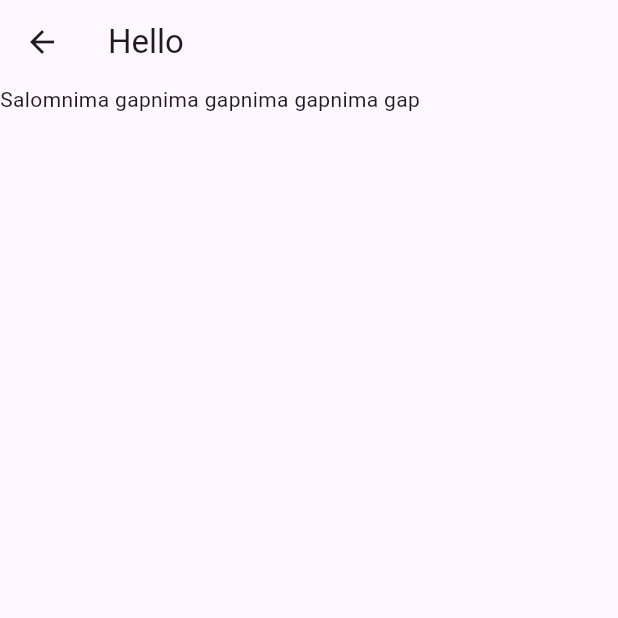
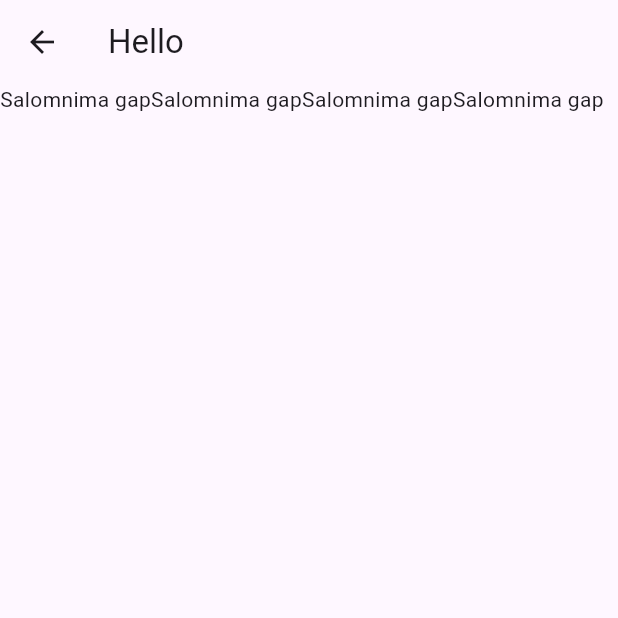
Before and after one commit to Devaxiis/pdf_maker, a Flutter app: the GithubPage screen opened directly, on a phone screen of 412 x 824 dp, the top half of it. Run offline on Flutter 3.47's test engine with Material 3 defaults, Android fonts, the light colour scheme and no system bars; our stand-ins replace pdf, photo_view, printing; missing offline and left inert: zoom_widget.

Commit message:
devaxis feat:(Github)=> Bu sahifaga yangi malumot qo'shdim

```diff
--- a/lib/home/github/github.dart
+++ b/lib/home/github/github.dart
@@ -20,8 +20,11 @@ class _GithubPageState extends State<GithubPage> {
        children: [
          Text("Salom"),
          Text("nima gap"),
+         Text("Salom"),
          Text("nima gap"),
+         Text("Salom"),
          Text("nima gap"),
+         Text("Salom"),
          Text("nima gap"),
 
        ],
```
